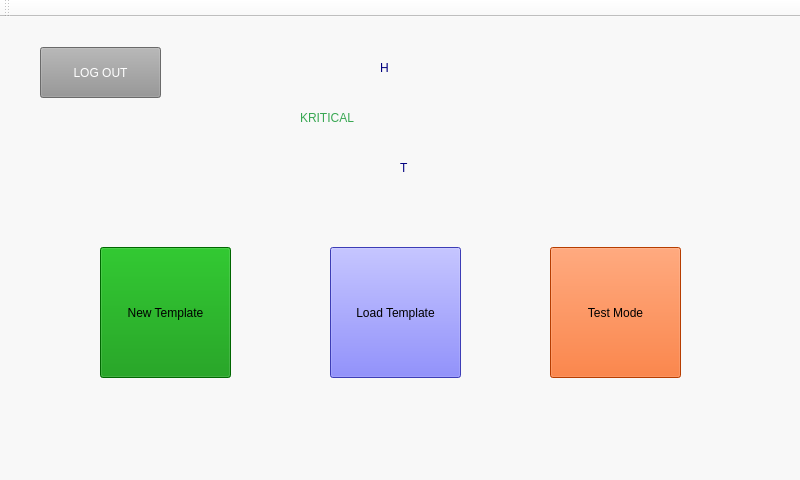
Old version of the form Dev/KriticalHit_App/mainwindow.ui in the repository PaulNowak36/Kritical-Hit.
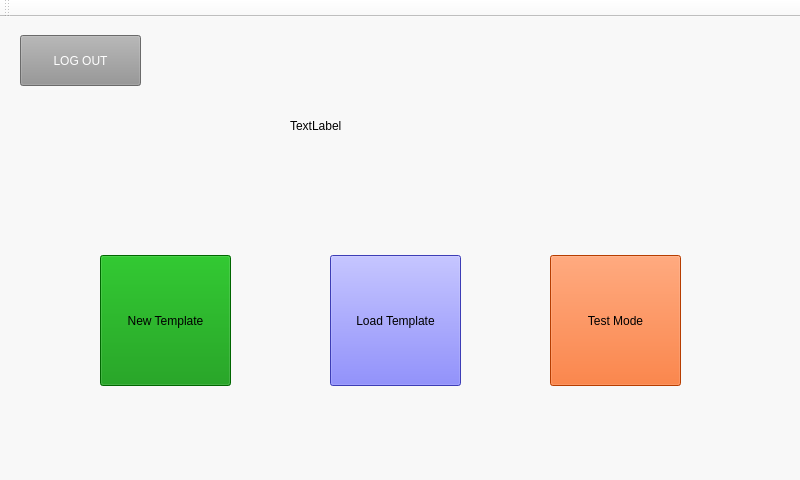
New version of the form. The open tabs and pages were chosen to show the change.

Commit message: logo included

The edit to the form file:
```diff
--- a/Dev/KriticalHit_App/mainwindow.ui
+++ b/Dev/KriticalHit_App/mainwindow.ui
@@ -21,9 +21,9 @@
     <property name="geometry">
      <rect>
       <x>10</x>
-      <y>30</y>
+      <y>8</y>
       <width>782</width>
-      <height>419</height>
+      <height>441</height>
      </rect>
     </property>
     <property name="styleSheet">
@@ -411,50 +411,11 @@
 
 </string>
      </property>
-     <widget class="QLabel" name="H_Label_2">
-      <property name="geometry">
-       <rect>
-        <x>370</x>
-        <y>0</y>
-        <width>31</width>
-        <height>41</height>
-       </rect>
-      </property>
-      <property name="text">
-       <string>H</string>
-      </property>
-     </widget>
-     <widget class="QLabel" name="KRITICAL_Label_2">
-      <property name="geometry">
-       <rect>
-        <x>290</x>
-        <y>50</y>
-        <width>201</width>
-        <height>41</height>
-       </rect>
-      </property>
-      <property name="text">
-       <string>KRITICAL</string>
-      </property>
-     </widget>
-     <widget class="QLabel" name="T_Label_2">
-      <property name="geometry">
-       <rect>
-        <x>390</x>
-        <y>100</y>
-        <width>31</width>
-        <height>41</height>
-       </rect>
-      </property>
-      <property name="text">
-       <string>T</string>
-      </property>
-     </widget>
      <widget class="QPushButton" name="logOut_Button">
       <property name="geometry">
        <rect>
-        <x>30</x>
-        <y>0</y>
+        <x>10</x>
+        <y>10</y>
         <width>121</width>
         <height>51</height>
        </rect>
@@ -467,7 +428,7 @@
       <property name="geometry">
        <rect>
         <x>90</x>
-        <y>200</y>
+        <y>230</y>
         <width>131</width>
         <height>131</height>
        </rect>
@@ -480,7 +441,7 @@
       <property name="geometry">
        <rect>
         <x>320</x>
-        <y>200</y>
+        <y>230</y>
         <width>131</width>
         <height>131</height>
        </rect>
@@ -493,7 +454,7 @@
       <property name="geometry">
        <rect>
         <x>540</x>
-        <y>200</y>
+        <y>230</y>
         <width>131</width>
         <height>131</height>
        </rect>
@@ -502,6 +463,19 @@
        <string>Test Mode</string>
       </property>
      </widget>
+     <widget class="QLabel" name="logoLabel_2">
+      <property name="geometry">
+       <rect>
+        <x>280</x>
+        <y>20</y>
+        <width>221</width>
+        <height>161</height>
+       </rect>
+      </property>
+      <property name="text">
+       <string>TextLabel</string>
+      </property>
+     </widget>
     </widget>
    </widget>
   </widget>
```
Left out of the diff: 40 changed lines with no effect on the pictures. The commit also changes 9 other files.
